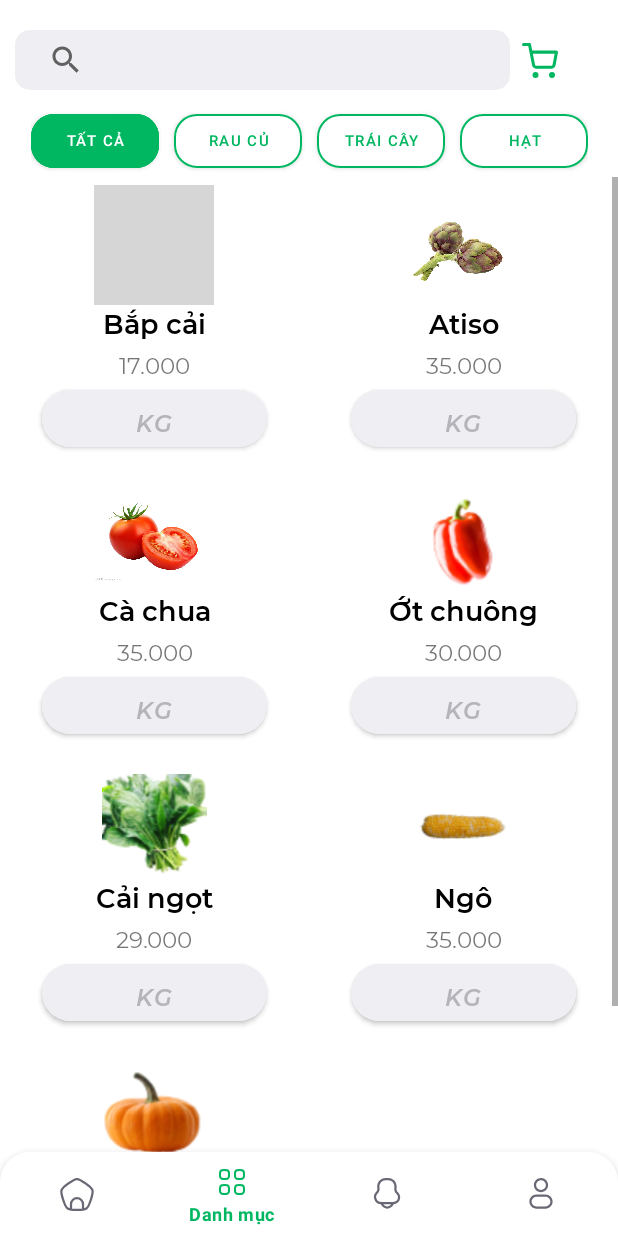
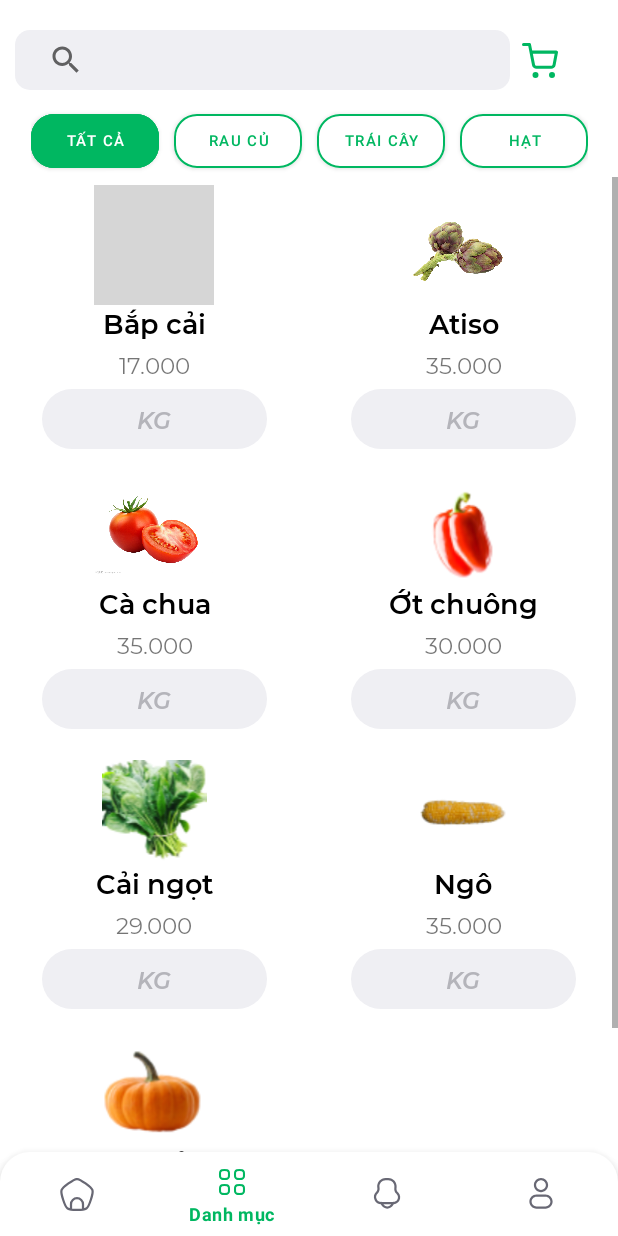
Before and after one commit to truongtam10/OhFreshApp, an Android app: the fragment VegetableFragment placed in its activity, on a phone screen of 412 x 824 dp. Run offline under Robolectric (Android 15) with nearby library versions, the phone set to English and light mode, and no system bars; grey boxes are pictures that could not be loaded.

Commit message:
Update code

```diff
--- a/app/src/main/java/com/example/adapter/NewProductAdapter.java
+++ b/app/src/main/java/com/example/adapter/NewProductAdapter.java
@@ -52,7 +52,7 @@ public class NewProductAdapter extends BaseAdapter {
             holder.imvThumb = view.findViewById(R.id.imvThumb);
             holder.txtName = view.findViewById(R.id.txtName);
             holder.txtPrice = view.findViewById(R.id.txtPrice);
-            holder.btnUnit = view.findViewById(R.id.btnUnit);
+            holder.txtUnit = view.findViewById(R.id.txtUnit);
 
             view.setTag(holder);
         }else{
@@ -69,7 +69,6 @@ public class NewProductAdapter extends BaseAdapter {
     }
     public static class ViewHolder{
         ImageView imvThumb;
-        TextView txtName, txtPrice;
-        MaterialButton btnUnit;
+        TextView txtName, txtPrice, txtUnit;
     }
 }
--- a/app/src/main/java/com/example/adapter/ProductAdapter.java
+++ b/app/src/main/java/com/example/adapter/ProductAdapter.java
@@ -52,7 +52,7 @@ public class ProductAdapter extends BaseAdapter {
             holder.imvThumb = view.findViewById(R.id.imvThumb);
             holder.txtName = view.findViewById(R.id.txtName);
             holder.txtPrice = view.findViewById(R.id.txtPrice);
-            holder.btnUnit = view.findViewById(R.id.btnUnit);
+            holder.txtUnit = view.findViewById(R.id.txtUnit);
 
             view.setTag(holder);
         }else{
@@ -69,7 +69,6 @@ public class ProductAdapter extends BaseAdapter {
     }
     public static class ViewHolder{
         ImageView imvThumb;
-        TextView txtName, txtPrice;
-        MaterialButton btnUnit;
+        TextView txtName, txtPrice, txtUnit;
     }
 }
--- a/app/src/main/java/com/example/ohfresh/Category.java
+++ b/app/src/main/java/com/example/ohfresh/Category.java
@@ -9,8 +9,6 @@ import android.graphics.Color;
 import android.os.Bundle;
 import android.view.MenuItem;
 import android.view.View;
-import android.widget.AdapterView;
-import android.widget.GridView;
 import android.widget.ImageView;
 
 import com.example.adapter.ProductAdapter;
--- a/app/src/main/java/com/example/ohfresh/VegetableFragment.java
+++ b/app/src/main/java/com/example/ohfresh/VegetableFragment.java
@@ -1,5 +1,6 @@
 package com.example.ohfresh;
 
+import android.content.Intent;
 import android.os.Bundle;
 
 import androidx.fragment.app.Fragment;
@@ -7,6 +8,7 @@ import androidx.fragment.app.Fragment;
 import android.view.LayoutInflater;
 import android.view.View;
 import android.view.ViewGroup;
+import android.widget.AdapterView;
 import android.widget.GridView;
 
 import com.example.adapter.ProductAdapter;
@@ -28,6 +30,14 @@ public class VegetableFragment extends Fragment {
         gvVegetable = view.findViewById(R.id.gvVegetable);
         adapter = new ProductAdapter(getActivity(), R.layout.item_layout, (List<Product>) initData());
         gvVegetable.setAdapter(adapter);
+
+        gvVegetable.setOnItemClickListener(new AdapterView.OnItemClickListener() {
+            @Override
+            public void onItemClick(AdapterView<?> adapterView, View view, int i, long l) {
+                Intent intent = new Intent(getContext(), ProductDetail.class);
+                startActivity(intent);
+            }
+        });
         return view;
     }
 
--- /dev/null
+++ b/app/src/main/res/drawable/unit_background.xml
@@ -0,0 +1,12 @@
+<?xml version="1.0" encoding="utf-8"?>
+<selector xmlns:android="http://schemas.android.com/apk/res/android">
+
+    <item>
+        <shape  android:shape="rectangle">
+
+            <solid android:color="#EFEFF3" />
+            <corners android:radius="20dp" />
+
+        </shape>
+    </item>
+</selector>
--- a/app/src/main/res/layout/activity_home_page.xml
+++ b/app/src/main/res/layout/activity_home_page.xml
@@ -168,7 +168,7 @@
                 app:layout_constraintBottom_toBottomOf="parent"
                 app:layout_constraintLeft_toLeftOf="@id/rclBestSeller"
                 app:layout_constraintTop_toBottomOf="@id/txtNewProduct"
-                tools:ignore="UnknownId" />
+                tools:ignore="UnknownId"/>
         </androidx.constraintlayout.widget.ConstraintLayout>
 
 
--- a/app/src/main/res/layout/activity_search_result.xml
+++ b/app/src/main/res/layout/activity_search_result.xml
@@ -4,7 +4,6 @@
     xmlns:tools="http://schemas.android.com/tools"
     android:layout_width="match_parent"
     android:layout_height="match_parent"
-    android:padding="20dp"
     android:paddingTop="10dp"
     tools:context=".SearchResult">
 
@@ -46,7 +45,6 @@
         android:id="@+id/gvProduct"
         android:layout_width="match_parent"
         android:layout_height="wrap_content"
-        android:listSelector="@color/mainGreen"
         android:numColumns="2"
         app:layout_constraintEnd_toEndOf="parent"
         app:layout_constraintStart_toStartOf="parent"
--- a/app/src/main/res/layout/item_layout.xml
+++ b/app/src/main/res/layout/item_layout.xml
@@ -36,17 +36,19 @@
         android:paddingTop="5dp"
         android:fontFamily="@font/montserrat_regular"
         />
-    <com.google.android.material.button.MaterialButton
-        android:id="@+id/btnUnit"
+    <TextView
+        android:id="@+id/txtUnit"
         android:layout_width="150dp"
-        android:layout_height="50dp"
-        app:cornerRadius="20dp"
+        android:layout_height="40dp"
         android:backgroundTint="#EFEFF3"
         android:text="@string/unit"
         android:textColor="#B4B4BA"
         android:textSize="15sp"
         android:textStyle="italic"
         android:paddingTop="10dp"
-        android:fontFamily="@font/montserrat_semibolditalic"/>
+        android:fontFamily="@font/montserrat_semibolditalic"
+        android:background="@drawable/unit_background"
+        android:gravity="center_horizontal"
+        android:layout_marginTop="5dp"/>
 
 </LinearLayout>
```
Also changed, not shown: app/src/main/AndroidManifest.xml (+4 -7 lines), app/src/main/java/com/example/ohfresh/FruitFragment.java (+10 -0 lines), app/src/main/java/com/example/ohfresh/HomePage.java (+13 -7 lines), app/src/main/java/com/example/ohfresh/SearchResult.java (+9 -0 lines), app/src/main/java/com/example/ohfresh/SeedFragment.java (+10 -0 lines), app/src/main/res/drawable/background_selected_item.xml (+5 -5 lines), app/src/main/res/layout/activity_login.xml (+29 -21 lines), app/src/main/res/layout/activity_offer.xml (+10 -3 lines), app/src/main/res/layout/activity_register.xml (+12 -6 lines), app/src/main/res/layout/activity_update.xml (+15 -8 lines), app/src/main/res/layout/item_newproduct.xml (+7 -5 lines).
